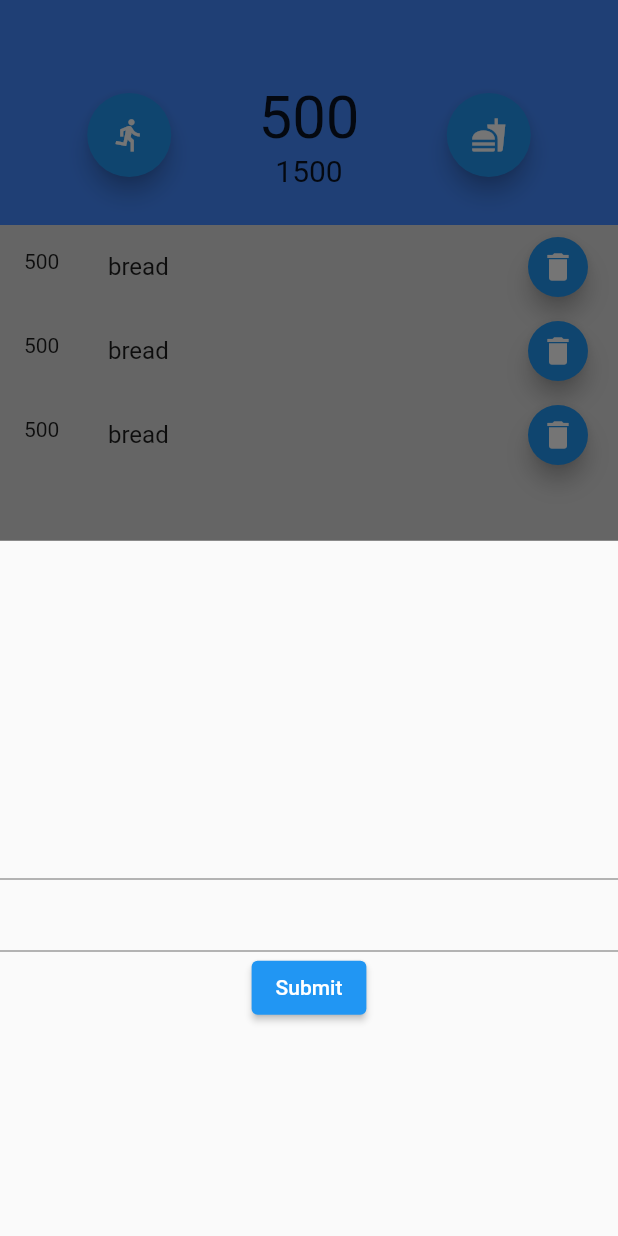
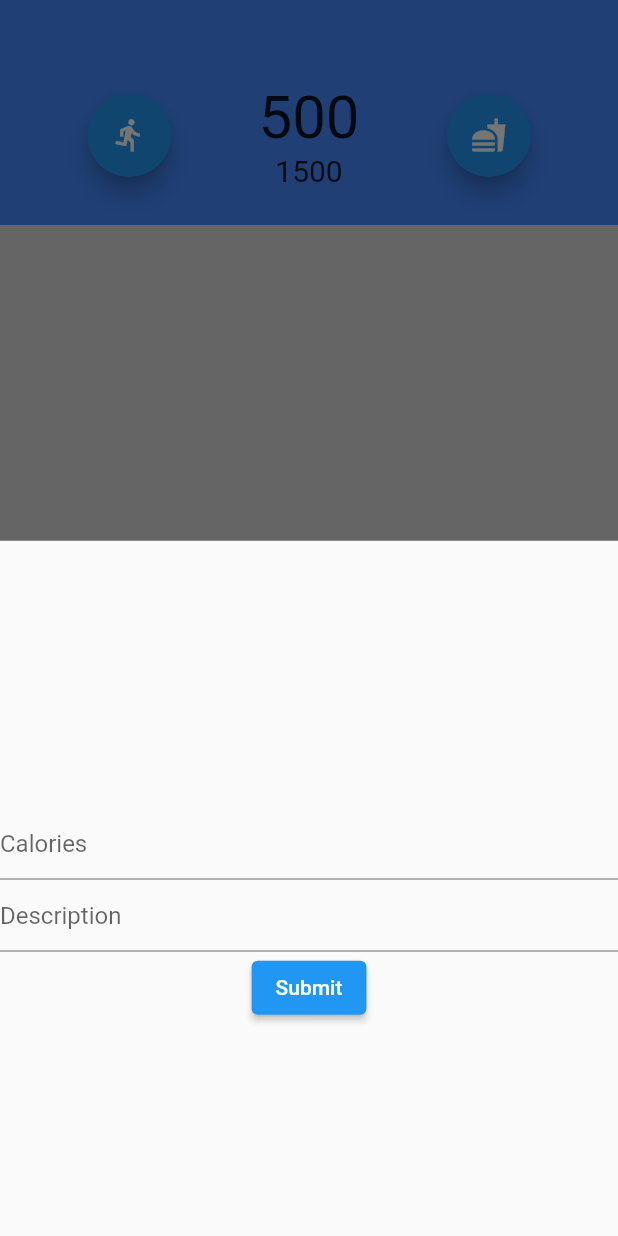
Before and after one commit to zaidotsenre/Contacal, a Flutter app: the screen it shows after launch, after a tap on the "fastfood" icon, on a phone screen of 412 x 824 dp. Run offline on Flutter 3.47's test engine with Material 2 defaults, Android fonts, the phone set to English and light mode, and no system bars; our stand-ins replace sqflite, sqflite_common_ffi; accounts and stored records are empty; generated files the repository leaves out were written again.

Commit message:
Features and refactoring - Implemented CRUD - Implemented DBHelper class for CRUD transactions - Refactored code to use DBHelper - Got rid of Entry and EntryListView classes (unneeded complexity) - Implemented form for additions

```diff
--- a/lib/main.dart
+++ b/lib/main.dart
@@ -1,10 +1,43 @@
+import 'dart:io';
+
 import 'package:flutter/material.dart';
-
+import 'package:sqflite_common_ffi/sqflite_ffi.dart';
+import 'package:path/path.dart';
+import 'package:path_provider/path_provider.dart';
 import 'src/app.dart';
 import 'src/settings/settings_controller.dart';
 import 'src/settings/settings_service.dart';
 
+createDB() async {
+  final dbPath =
+      join((await getApplicationDocumentsDirectory()).path, 'contacal.db');
+  final dbExists = await databaseExists(dbPath);
+
+  if (!dbExists) {
+    try {
+      Directory(dirname(dbPath)).create(recursive: true);
+    } catch (_) {}
+
+    await openDatabase(dbPath, onCreate: (db, version) {
+      db.execute(
+        """CREATE TABLE "entries" (
+          "id"	INTEGER NOT NULL UNIQUE,
+          "name"	TEXT,
+          "calories"	INTEGER NOT NULL,
+          "date"	TEXT NOT NULL,
+          PRIMARY KEY("id" AUTOINCREMENT)
+        );
+        """,
+      );
+    }, version: 1);
+  }
+}
+
 void main() async {
+  // DB set up
+  WidgetsFlutterBinding.ensureInitialized();
+  createDB();
+
   // Set up the SettingsController, which will glue user settings to multiple
   // Flutter Widgets.
   final settingsController = SettingsController(SettingsService());
--- a/lib/src/app.dart
+++ b/lib/src/app.dart
@@ -3,6 +3,7 @@ import 'package:flutter/material.dart';
 import 'package:flutter_gen/gen_l10n/app_localizations.dart';
 import 'package:flutter_localizations/flutter_localizations.dart';
 
+import 'entry_card/entry.dart';
 import 'sample_feature/sample_item_details_view.dart';
 import 'settings/settings_controller.dart';
 import 'settings/settings_view.dart';
@@ -73,7 +74,7 @@ class MyApp extends StatelessWidget {
                     return const SampleItemDetailsView();
                   case EntryCardView.routeName:
                   default:
-                    return EntryCardView();
+                    return const EntryCardView();
                 }
               },
             );
--- /dev/null
+++ b/lib/src/db_helper.dart
@@ -0,0 +1,53 @@
+import 'dart:io';
+
+import 'package:path/path.dart';
+import 'package:path_provider/path_provider.dart';
+import 'package:sqflite/sqflite.dart';
+
+class DBHelper {
+  static Future<Database> openDB() async {
+    final dbPath =
+        join((await getApplicationDocumentsDirectory()).path, 'contacal.db');
+
+    Directory(dirname(dbPath)).create(recursive: true);
+
+    return openDatabase(dbPath, onCreate: (db, version) {
+      db.execute(
+        """CREATE TABLE "entries" (
+          "id"	INTEGER NOT NULL UNIQUE,
+          "name"	TEXT,
+          "calories"	INTEGER NOT NULL,
+          "date"	TEXT NOT NULL,
+          PRIMARY KEY("id" AUTOINCREMENT)
+        );
+        """,
+      );
+    }, version: 1);
+  }
+
+  /// Returns all the rows in the entries table
+  static Future<List<Map<String, dynamic>>> getAllEntries() async {
+    final db = await openDB();
+    return db.query('entries', orderBy: 'date');
+  }
+
+  /// Returns all the rows in the entries table that match [date]
+  static Future<List<Map<String, dynamic>>> getEntriesByDate(
+      DateTime date) async {
+    final db = await openDB();
+    return db.query('entries', where: 'date=?', whereArgs: [date.toString()]);
+  }
+
+  /// Inserts [entry] into the database or updates it if it already exists
+  static Future<void> saveEntry(Map<String, dynamic> entry) async {
+    final db = await openDB();
+    db.insert('entries', entry, conflictAlgorithm: ConflictAlgorithm.replace);
+    return;
+  }
+
+  /// Deletes rows fromt he entries table that match [id]
+  static Future<void> deleteEntry(int id) async {
+    final db = await openDB();
+    db.delete('entries', where: 'id=?', whereArgs: [id]);
+  }
+}
--- a/lib/src/entry_card/entry_card_view.dart
+++ b/lib/src/entry_card/entry_card_view.dart
@@ -1,25 +1,70 @@
-import 'package:contacal/src/entry_card/entry.dart';
-import 'package:contacal/src/entry_card/entry_list_view.dart';
 import 'package:contacal/src/entry_form.dart';
 import 'package:flutter/material.dart';
 
+import '../db_helper.dart';
+import 'entry_list_tile.dart';
+
 /// Displays a list of SampleItems.
-class EntryCardView extends StatelessWidget {
-  const EntryCardView({
-    super.key,
-  });
+class EntryCardView extends StatefulWidget {
+  const EntryCardView({super.key});
 
   static const routeName = '/';
 
   @override
+  State<StatefulWidget> createState() => EntryCardViewState();
+}
+
+class EntryCardViewState extends State<EntryCardView> {
+  List<Map<String, dynamic>> _entries = [];
+
+  showNewEntryForm() {
+    showModalBottomSheet(
+      context: context,
+      builder: (context) {
+        return Wrap(
+          children: [
+            EntryForm(
+              onSubmit: () {
+                Navigator.pop(context);
+                updateView();
+              },
+            ),
+          ],
+        );
+      },
+    );
+  }
+
+  List<EntryListTile> buildListTiles() {
+    List<EntryListTile> tiles = [];
+    for (var entry in _entries) {
+      final tile = EntryListTile(
+        entry: entry,
+        onDelete: () {
+          updateView();
+        },
+      );
+      tiles.add(tile);
+    }
+    return tiles;
+  }
+
+  updateView() async {
+    final data = await DBHelper.getAllEntries();
+    setState(() {
+      _entries = data;
+    });
+  }
+
+  @override
+  void initState() {
+    updateView();
+    super.initState();
+  }
+
+  @override
   Widget build(BuildContext context) {
     return Scaffold(
-      // To work with lists that may contain a large number of items, it’s best
-      // to use the ListView.builder constructor.
-      //
-      // In contrast to the default ListView constructor, which requires
-      // building all Widgets up front, the ListView.builder constructor lazily
-      // builds Widgets as they’re scrolled into view.
       body: Center(
         child: FractionallySizedBox(
           widthFactor: 1,
@@ -42,20 +87,12 @@ class EntryCardView extends StatelessWidget {
                             crossAxisAlignment: CrossAxisAlignment.center,
                             mainAxisAlignment: MainAxisAlignment.center,
                             children: [
+                              // Button to add exercise entry
                               FloatingActionButton(
                                   onPressed: () {
-                                    showModalBottomSheet(
-                                      context: context,
-                                      builder: (context) {
-                                        return const Wrap(
-                                          children: [
-                                            EntryForm(),
-                                          ],
-                                        );
-                                      },
-                                    );
+                                    showNewEntryForm();
                                   },
-                                  child: Icon(Icons.directions_run))
+                                  child: const Icon(Icons.directions_run))
                             ],
                           ),
                           const Column(
@@ -76,18 +113,10 @@ class EntryCardView extends StatelessWidget {
                             crossAxisAlignment: CrossAxisAlignment.center,
                             mainAxisAlignment: MainAxisAlignment.center,
                             children: [
+                              // Button to add food entry
                               FloatingActionButton(
                                   onPressed: () {
-                                    showModalBottomSheet(
-                                      context: context,
-                                      builder: (context) {
-                                        return const Wrap(
-                                          children: [
-                                            EntryForm(),
-                                          ],
-                                        );
-                                      },
-                                    );
+                                    showNewEntryForm();
                                   },
                                   child: const Icon(Icons.fastfood))
                             ],
@@ -97,25 +126,7 @@ class EntryCardView extends StatelessWidget {
               Expanded(
                   child: Container(
                       color: Colors.black12,
-                      child: EntryListView(
-                        entries: [
-                          Entry(
-                              id: 1,
-                              calories: 500,
-                              date: DateTime.now(),
-                              name: "bread"),
-                          Entry(
-                              id: 1,
-                              calories: 500,
-                              date: DateTime.now(),
-                              name: "bread"),
-                          Entry(
-                              id: 1,
-                              calories: 500,
-                              date: DateTime.now(),
-                              name: "bread"),
-                        ],
-                      ))),
+                      child: ListView(children: buildListTiles()))),
               Container(
                   //constraints: const BoxConstraints.expand(height: 100),
                   color: Colors.blueAccent,
--- a/lib/src/entry_card/entry_list_tile.dart
+++ b/lib/src/entry_card/entry_list_tile.dart
@@ -1,19 +1,23 @@
-import 'package:contacal/src/entry_card/entry.dart';
 import 'package:flutter/material.dart';
+import '../db_helper.dart';
 
 class EntryListTile extends StatelessWidget {
-  final Entry? entry;
+  final Map<String, dynamic> entry;
+  final Function? onDelete;
 
-  const EntryListTile({super.key, this.entry});
+  const EntryListTile({super.key, required this.entry, this.onDelete});
 
   @override
   Widget build(BuildContext context) {
     return ListTile(
-        leading: Text(entry?.calories.toString() ?? ''),
-        title: Text(entry?.name ?? ''),
+        leading: Text(entry['calories'].toString()),
+        title: Text(entry['name'] ?? ''),
         trailing: FloatingActionButton.small(
-          onPressed: null,
-          child: Icon(Icons.delete),
+          onPressed: () {
+            DBHelper.deleteEntry(entry['id']);
+            onDelete!.call();
+          },
+          child: const Icon(Icons.delete),
         ));
   }
 }
--- a/lib/src/entry_card/entry_list_view.dart
+++ /dev/null
@@ -1,25 +0,0 @@
-import 'package:contacal/src/entry_card/entry.dart';
-import 'package:contacal/src/entry_card/entry_list_tile.dart';
-import 'package:flutter/material.dart';
-
-class EntryListView extends StatelessWidget {
-  final List<Entry>? entries;
-  const EntryListView({super.key, this.entries});
-
-  buildListTiles() {
-    final tiles = [];
-    for (var entry in entries ?? []) {
-      tiles.add(EntryListTile(
-        entry: entry,
-      ));
-    }
-    return tiles;
-  }
-
-  @override
-  Widget build(BuildContext context) {
-    return ListView(
-      children: List<Widget>.from(buildListTiles()),
-    );
-  }
-}
--- a/lib/src/entry_form.dart
+++ b/lib/src/entry_form.dart
@@ -1,9 +1,12 @@
+import 'package:contacal/src/db_helper.dart';
 import 'package:flutter/material.dart';
 import 'package:flutter/services.dart';
 
 // Define a custom Form widget.
 class EntryForm extends StatefulWidget {
-  const EntryForm({super.key});
+  final Function? onSubmit;
+  final Map<String, dynamic>? entry;
+  const EntryForm({super.key, this.onSubmit, this.entry});
 
   @override
   EntryFormState createState() {
@@ -11,15 +14,41 @@ class EntryForm extends StatefulWidget {
   }
 }
 
-// Define a corresponding State class.
-// This class holds data related to the form.
 class EntryFormState extends State<EntryForm> {
-  // Create a global key that uniquely identifies the Form widget
-  // and allows validation of the form.
-  //
-  // Note: This is a `GlobalKey<FormState>`,
-  // not a GlobalKey<MyCustomFormState>.
   final _formKey = GlobalKey<FormState>();
+  String? _name;
+  int? _calories;
+
+  @override
+  void initState() {
+    if (widget.entry != null) {
+      _name = widget.entry!['name'];
+      _calories = widget.entry!['calories'];
+    }
+    super.initState();
+  }
+
+  /// Returns empty string if [number] is null. Returns a the value as a String
+  /// ohterwise.
+  String nullCheck(int? number) {
+    return number == null ? '' : number.toString();
+  }
+
+  /// Creates a new row in the entries database using the form's current state.
+  /// Calls onSubmit
+  submit() {
+    final date = widget.entry != null
+        ? widget.entry!['date']
+        : DateTime.now().toString();
+
+    Map<String, dynamic> newEntry = {
+      'calories': _calories,
+      'name': _name,
+      'date': date
+    };
+    DBHelper.saveEntry(newEntry);
+    widget.onSubmit!.call();
+  }
 
   @override
   Widget build(BuildContext context) {
@@ -35,20 +64,29 @@ class EntryFormState extends State<EntryForm> {
                 mainAxisAlignment: MainAxisAlignment.center,
                 crossAxisAlignment: CrossAxisAlignment.center,
                 children: [
+                  // Calories input field
                   TextFormField(
-                    // The validator receives the text that the user has entered.
+                    initialValue: nullCheck(_calories),
+                    onSaved: (value) {
+                      _calories = int.parse(value!);
+                    },
                     keyboardType: TextInputType.number,
                     inputFormatters: [FilteringTextInputFormatter.digitsOnly],
+                    decoration: const InputDecoration(hintText: "Calories"),
                     validator: (value) {
                       if (value == null || value.isEmpty) {
-                        return 'Please enter some text';
+                        return 'Please enter the number of calories';
                       }
                       return null;
                     },
                   ),
                   // Name input field
                   TextFormField(
-                    // The validator receives the text that the user has entered.
+                    initialValue: _name ?? '',
+                    onSaved: (value) {
+                      _name = value;
+                    },
+                    decoration: const InputDecoration(hintText: "Description"),
                     validator: (value) {
                       if (value == null || value.isEmpty) {
                         return 'Please enter some text';
@@ -59,16 +97,14 @@ class EntryFormState extends State<EntryForm> {
                   ElevatedButton(
                     onPressed: () {
                       if (_formKey.currentState!.validate()) {
-                        ScaffoldMessenger.of(context).showSnackBar(
-                          const SnackBar(content: Text('Processing Data')),
-                        );
+                        _formKey.currentState!.save();
+                        submit();
                       }
                     },
                     child: const Text('Submit'),
                   ),
                 ]),
           )
-          // Calories input field
         ],
       ),
     );
--- a/pubspec.yaml
+++ b/pubspec.yaml
@@ -14,7 +14,11 @@ dependencies:
     sdk: flutter
   flutter_localizations:
     sdk: flutter
+  path: ^1.8.3
+  path_provider: ^2.1.1
   sqflite: ^2.3.0
+  sqflite_common_ffi: any
+  sqlite3_flutter_libs: any
 
 dev_dependencies:
   flutter_test:
@@ -31,3 +35,4 @@ flutter:
   assets:
     # Add assets from the images directory to the application.
     - assets/images/
+    - assets/contacal.db
```
Also changed, not shown: lib/src/entry_card/entry.dart (+56 -6 lines).
